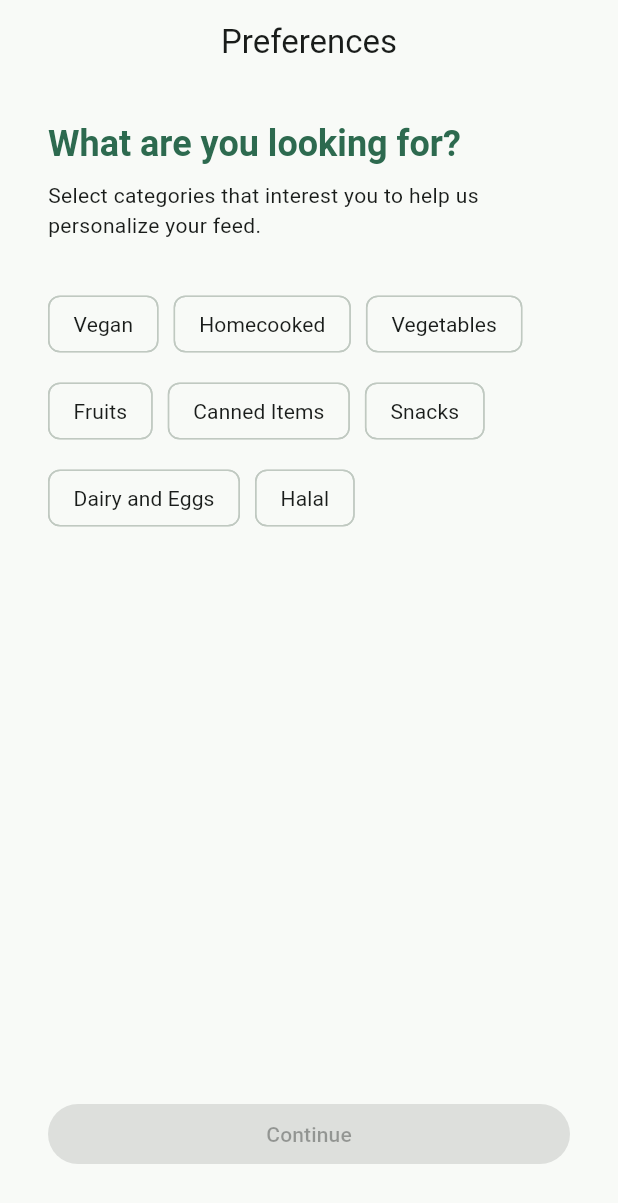
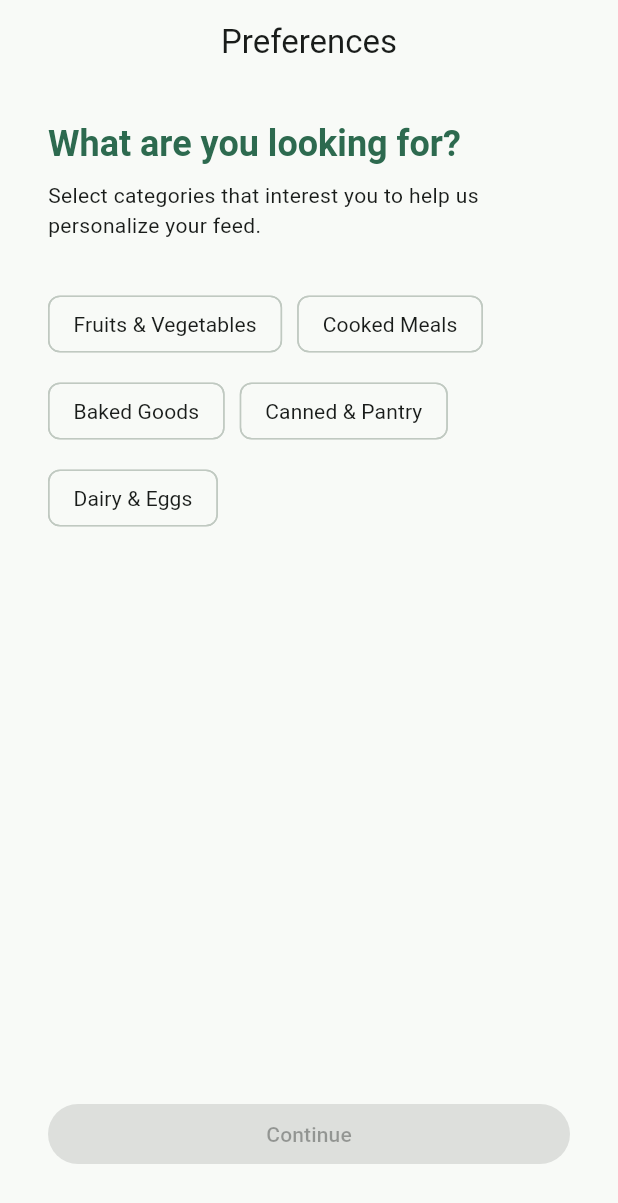
Before and after one commit to joashii/cmsc23-final-project, a Flutter app: the screen it shows once a user with an empty profile is signed in, on a phone screen of 412 x 824 dp. Shown: the top 1203 px of the screen. Run offline on Flutter 3.47's test engine with Material 3 defaults, Android fonts, the light colour scheme and no system bars; our stand-ins replace camera, cloud_firestore, firebase_auth, firebase_core, image_picker, qr_flutter; missing offline and left inert: mobile_scanner; accounts and stored records are empty; generated files the repository leaves out were written again.

Commit message:
feat: sync select_interests onboarding categories with post categories and disable chip checkmarks

```diff
--- a/lib/screens/account-creation/select_interests.dart
+++ b/lib/screens/account-creation/select_interests.dart
@@ -13,14 +13,11 @@ class InterestTagsScreen extends StatefulWidget {
 
 class _InterestTagsScreenState extends State<InterestTagsScreen> {
   final List<String> _categories = [
-    'Vegan',
-    'Homecooked',
-    'Vegetables',
-    'Fruits',
-    'Canned Items',
-    'Snacks',
-    'Dairy and Eggs',
-    'Halal',
+    'Fruits & Vegetables',
+    'Cooked Meals',
+    'Baked Goods',
+    'Canned & Pantry',
+    'Dairy & Eggs',
   ];
 
   final Set<String> _selectedTags = {};
@@ -58,6 +55,7 @@ class _InterestTagsScreenState extends State<InterestTagsScreen> {
                 return FilterChip(
                   label: Text(category),
                   selected: isSelected,
+                  showCheckmark: false, // Prevents layout shifting when checked
                   onSelected: (bool selected) {
                     setState(() {
                       if (selected) {
```
